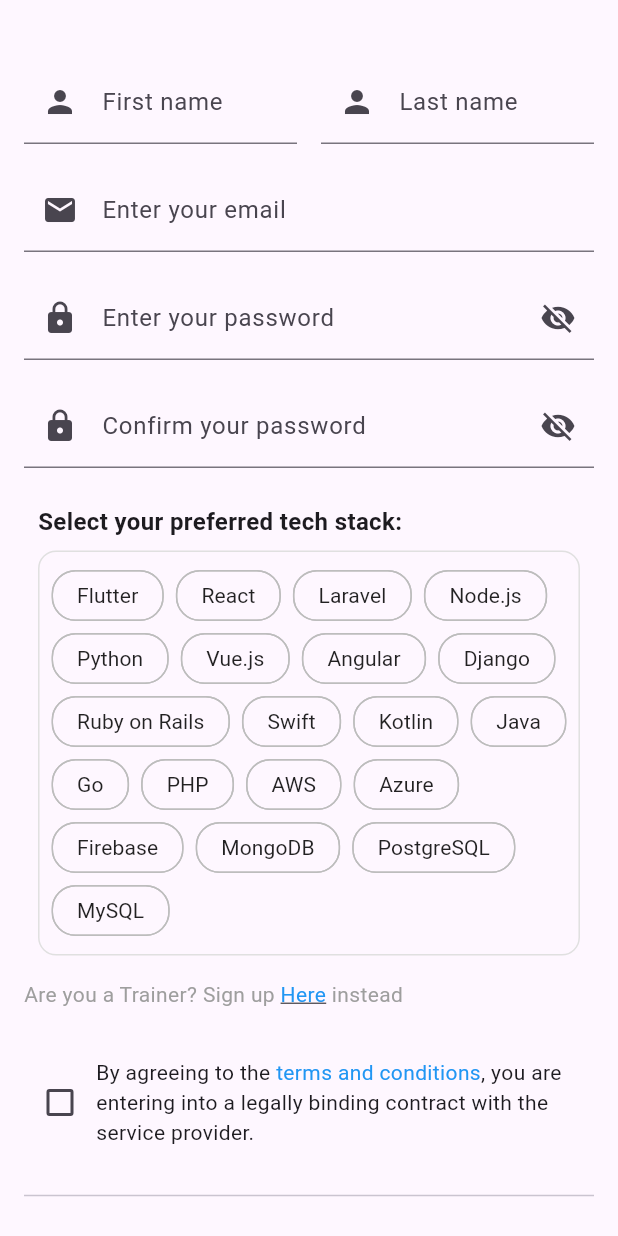
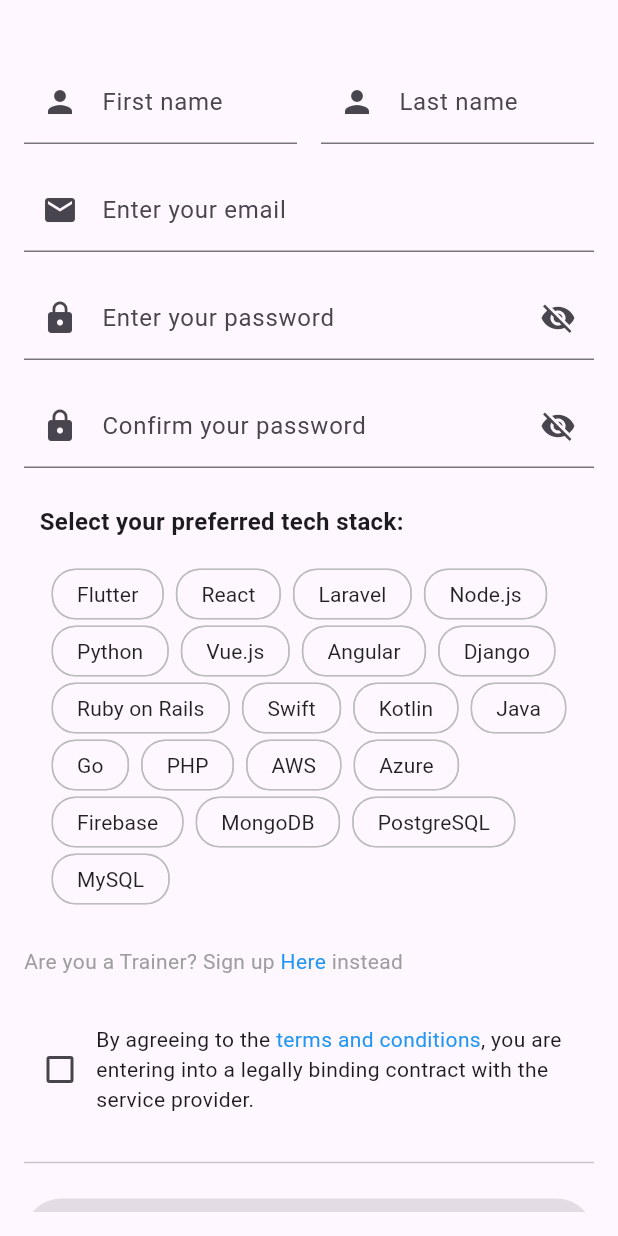
Before and after one commit to flappyBirdBol-anon/code-bolanon-mobile, a Flutter app: the SignupView widget shown alone on an empty page, opened directly, on a phone screen of 412 x 824 dp. Run offline on Flutter 3.47's test engine with Material 3 defaults, Android fonts, the phone set to English and light mode, and no system bars; our stand-ins replace carousel_slider, dio, flutter_cache_manager, flutter_secure_storage, flutter_svg, font_awesome_flutter and 10 more; accounts and stored records are empty.

Commit message:
modified auth pages

```diff
--- /dev/null
+++ b/devtools_options.yaml
@@ -0,0 +1,3 @@
+description: This file stores settings for Dart & Flutter DevTools.
+documentation: https://docs.flutter.dev/tools/devtools/extensions#configure-extension-enablement-states
+extensions:
--- a/lib/ui/views/auth/signup/signup_view.dart
+++ b/lib/ui/views/auth/signup/signup_view.dart
@@ -126,10 +126,10 @@ class SignupView extends StackedView<SignupViewModel> {
         const SizedBox(height: 8),
         Container(
           padding: const EdgeInsets.symmetric(vertical: 12, horizontal: 8),
-          decoration: BoxDecoration(
-            borderRadius: BorderRadius.circular(12),
-            border: Border.all(color: Colors.grey.shade300),
-          ),
+          // decoration: BoxDecoration(
+          //   borderRadius: BorderRadius.circular(12),
+          //   // border: Border.all(color: const Color.fromARGB(255, 255, 255, 255)),
+          // ),
           child: Column(
             crossAxisAlignment: CrossAxisAlignment.start,
             children: [
@@ -146,7 +146,7 @@ class SignupView extends StackedView<SignupViewModel> {
               ],
               Wrap(
                 spacing: 8.0,
-                runSpacing: 8.0,
+                runSpacing: 4.0,
                 children: [
                   for (String stack in viewModel.availableTechStacks)
                     FilterChip(
@@ -167,8 +167,8 @@ class SignupView extends StackedView<SignupViewModel> {
                             : Colors.black87,
                       ),
                       materialTapTargetSize: MaterialTapTargetSize.shrinkWrap,
-                      elevation: 0,
-                      pressElevation: 2,
+                      elevation: 1.5,
+                      pressElevation: 2.5,
                       padding: const EdgeInsets.symmetric(
                           horizontal: 8, vertical: 4),
                       shape: RoundedRectangleBorder(
@@ -270,7 +270,6 @@ class SignupView extends StackedView<SignupViewModel> {
                     text: 'Here',
                     style: const TextStyle(
                       color: Colors.blue,
-                      decoration: TextDecoration.underline,
                     ),
                     recognizer: TapGestureRecognizer()
                       ..onTap = () {
@@ -313,7 +312,6 @@ class SignupView extends StackedView<SignupViewModel> {
                   text: 'Here',
                   style: const TextStyle(
                     color: Colors.blue,
-                    decoration: TextDecoration.underline,
                   ),
                   recognizer: TapGestureRecognizer()
                     ..onTap = () {
```
Also changed, not shown: lib/ui/views/auth/auth_view.dart (+26 -13 lines), lib/ui/views/onboarding/onboarding_view.dart (+21 -9 lines).
